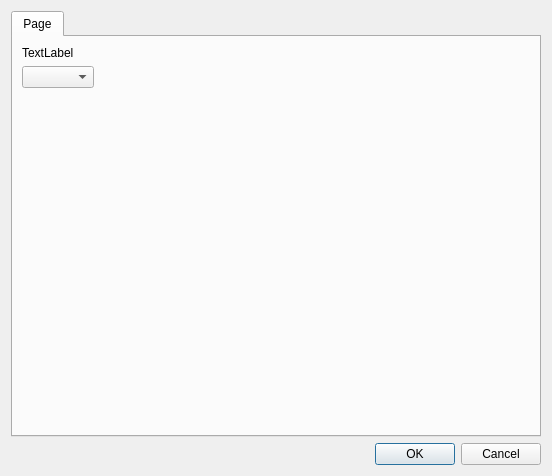
Above: src/mufsettings_w.ui from MuffyPuff/StrahCalc before the change. Below: the same form after it.
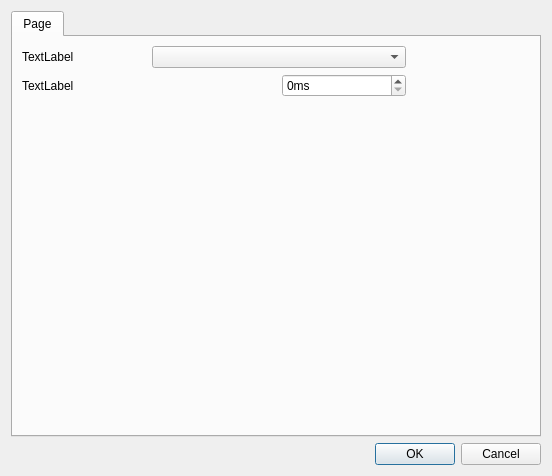
That is the form after the change.

Diff of the .ui file:
```diff
--- a/src/mufsettings_w.ui
+++ b/src/mufsettings_w.ui
@@ -34,34 +34,96 @@
        <string>Page</string>
       </attribute>
       <layout class="QGridLayout" name="gridLayout_3">
-       <item row="0" column="0">
-        <layout class="QVBoxLayout" name="_lang">
-         <item>
+       <item row="0" column="0" rowspan="3" colspan="2">
+        <layout class="QGridLayout" name="gridLayout_2">
+         <item row="2" column="0">
+          <spacer name="horizontalSpacer_3">
+           <property name="orientation">
+            <enum>Qt::Horizontal</enum>
+           </property>
+           <property name="sizeHint" stdset="0">
+            <size>
+             <width>40</width>
+             <height>20</height>
+            </size>
+           </property>
+          </spacer>
+         </item>
+         <item row="2" column="2">
+          <spacer name="horizontalSpacer_4">
+           <property name="orientation">
+            <enum>Qt::Horizontal</enum>
+           </property>
+           <property name="sizeHint" stdset="0">
+            <size>
+             <width>40</width>
+             <height>20</height>
+            </size>
+           </property>
+          </spacer>
+         </item>
+         <item row="0" column="1" colspan="2">
+          <widget class="QComboBox" name="lang_v"/>
+         </item>
+         <item row="0" column="3">
+          <spacer name="horizontalSpacer">
+           <property name="orientation">
+            <enum>Qt::Horizontal</enum>
+           </property>
+           <property name="sizeHint" stdset="0">
+            <size>
+             <width>40</width>
+             <height>20</height>
+            </size>
+           </property>
+          </spacer>
+         </item>
+         <item row="2" column="1">
+          <spacer name="horizontalSpacer_2">
+           <property name="orientation">
+            <enum>Qt::Horizontal</enum>
+           </property>
+           <property name="sizeHint" stdset="0">
+            <size>
+             <width>40</width>
+             <height>20</height>
+            </size>
+           </property>
+          </spacer>
+         </item>
+         <item row="0" column="0">
           <widget class="QLabel" name="lang_l">
            <property name="text">
             <string>TextLabel</string>
            </property>
           </widget>
          </item>
-         <item>
-          <widget class="QComboBox" name="lang_cb"/>
+         <item row="1" column="0">
+          <widget class="QLabel" name="timeout_l">
+           <property name="text">
+            <string>TextLabel</string>
+           </property>
+          </widget>
+         </item>
+         <item row="1" column="2">
+          <widget class="QSpinBox" name="timeout_v">
+           <property name="suffix">
+            <string>ms</string>
+           </property>
+           <property name="minimum">
+            <number>0</number>
+           </property>
+           <property name="maximum">
+            <number>100000000</number>
+           </property>
+           <property name="singleStep">
+            <number>100</number>
+           </property>
+          </widget>
          </item>
         </layout>
        </item>
-       <item row="0" column="1">
-        <spacer name="horizontalSpacer">
-         <property name="orientation">
-          <enum>Qt::Horizontal</enum>
-         </property>
-         <property name="sizeHint" stdset="0">
-          <size>
-           <width>40</width>
-           <height>20</height>
-          </size>
-         </property>
-        </spacer>
-       </item>
-       <item row="1" column="0">
+       <item row="3" column="0">
         <spacer name="verticalSpacer_2">
          <property name="orientation">
           <enum>Qt::Vertical</enum>
```
